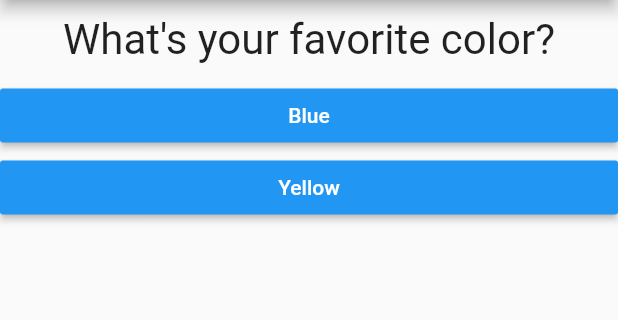
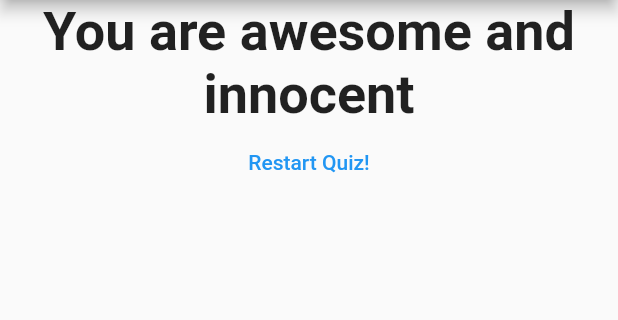
Before and after one commit to mauroef/flutter_complete_guide, a Flutter app: the screen it shows after launch, after a tap on "Blue", after a tap on "Tiger", after a tap on "David", on a phone screen of 412 x 824 dp, the part 84-404 px from its top. Run offline on Flutter 3.47's test engine with Material 2 defaults, Android fonts, the phone set to English and light mode, and no system bars.

Commit message:
55. Wrap Up

```diff
--- a/lib/main.dart
+++ b/lib/main.dart
@@ -1,7 +1,7 @@
 import 'package:flutter/material.dart';
 
-import './question.dart';
-import './answer.dart';
+import './quiz.dart';
+import './result.dart';
 
 void main() => runApp(MyApp());
 
@@ -13,51 +13,68 @@ class MyApp extends StatefulWidget {
 }
 
 class _MyAppState extends State<MyApp> {
+  final _questions = const [
+    {
+      'questionText': 'What\'s your favorite color?',
+      'answers': [
+        {'text': 'Blue', 'score': 1},
+        {'text': 'Yellow', 'score': 7}
+      ]
+    },
+    {
+      'questionText': 'What\'s your favorite animal?',
+      'answers': [
+        {'text': 'Lion', 'score': 4},
+        {'text': 'Tiger', 'score': 2},
+        {'text': 'Horse', 'score': 9},
+        {'text': 'Monkey', 'score': 5},
+        {'text': 'snake', 'score': 8}
+      ]
+    },
+    {
+      'questionText': 'Who\'s your favorite instructor?',
+      'answers': [
+        {'text': 'Max', 'score': 9},
+        {'text': 'Jonh', 'score': 8},
+        {'text': 'David', 'score': 7}
+      ]
+    }
+  ];
   var _questionIndex = 0;
+  var _totalScore = 0;
 
-  void _answerQuestion() {
+  void _resetQuiz() {
     setState(() {
-      if (_questionIndex < 2) {
-        _questionIndex = _questionIndex + 1;
-      } else {
-        _questionIndex = 0;
-      }
+      _questionIndex = 0;
+      _totalScore = 0;
+    });
+  }
+
+  void _answerQuestion(int score) {
+    _totalScore += _totalScore;
+    setState(() {
+      _questionIndex = _questionIndex + 1;
     });
     print(_questionIndex);
+    if (_questionIndex < _questions.length) {
+      print('We have more questions!');
+    } else {
+      print('No more questions');
+    }
   }
 
-  //@override
+  @override
   Widget build(BuildContext context) {
-    var questions = [
-      {
-        'questionText': 'What\'s your favorite color?',
-        'answers': ['Blue', 'Yellow']
-      },
-      {
-        'questionText': 'What\'s your favorite animal?',
-        'answers': ['Lion', 'Tiger', 'Horse', 'Monkey']
-      },
-      {
-        'questionText': 'Who\'s your favorite instructor?',
-        'answers': ['Max', 'Jonh', 'David']
-      }
-    ];
-
     return MaterialApp(
         home: Scaffold(
             appBar: AppBar(
               title: Text('My First App'),
             ),
-            body: Column(
-              children: <Widget>[
-                Question(
-                  questionText: questions[_questionIndex]['questionText'],
-                ),
-                ...(questions[_questionIndex]['answers'] as List<String>)
-                    .map((answer) {
-                  return Answer(_answerQuestion, answer);
-                }).toList()
-              ],
-            )));
+            body: _questionIndex < _questions.length
+                ? Quiz(
+                    questions: _questions,
+                    questionIndex: _questionIndex,
+                    answerQuestion: _answerQuestion)
+                : Result(_totalScore, _resetQuiz)));
   }
 }
--- /dev/null
+++ b/lib/quiz.dart
@@ -0,0 +1,30 @@
+import 'package:flutter/material.dart';
+
+import './question.dart';
+import './answer.dart';
+
+class Quiz extends StatelessWidget {
+  final List<Map<String, Object>> questions;
+  final int questionIndex;
+  final Function answerQuestion;
+
+  Quiz(
+      {@required this.questions,
+      @required this.questionIndex,
+      @required this.answerQuestion});
+
+  @override
+  Widget build(BuildContext context) {
+    return Column(
+      children: <Widget>[
+        Question(
+          questionText: questions[questionIndex]['questionText'],
+        ),
+        ...(questions[questionIndex]['answers'] as List<Map<String, Object>>)
+            .map((answer) {
+          return Answer(() => answerQuestion(answer['score']), answer['text']);
+        }).toList()
+      ],
+    );
+  }
+}
--- /dev/null
+++ b/lib/result.dart
@@ -0,0 +1,44 @@
+import 'package:flutter/material.dart';
+
+class Result extends StatelessWidget {
+  final int resultScore;
+  final Function resetHandler;
+
+  Result(this.resultScore, this.resetHandler);
+
+  String get resultPhrase {
+    String resultTtext = 'Youdid it!';
+
+    if (resultScore <= 8) {
+      resultTtext = 'You are awesome and innocent';
+    } else if (resultScore <= 12) {
+      resultTtext = 'Pretty likeable!';
+    } else if (resultScore <= 16) {
+      resultTtext = 'You are... strange?!';
+    } else {
+      resultTtext = 'You are so bad!';
+    }
+
+    return resultTtext;
+  }
+
+  @override
+  Widget build(BuildContext context) {
+    return Center(
+      child: Column(
+        children: <Widget>[
+          Text(
+            resultPhrase,
+            style: TextStyle(fontSize: 36, fontWeight: FontWeight.bold),
+            textAlign: TextAlign.center,
+          ),
+          FlatButton(
+            child: Text('Restart Quiz!'),
+            textColor: Colors.blue,
+            onPressed: resetHandler,
+          ),
+        ],
+      ),
+    );
+  }
+}
```
